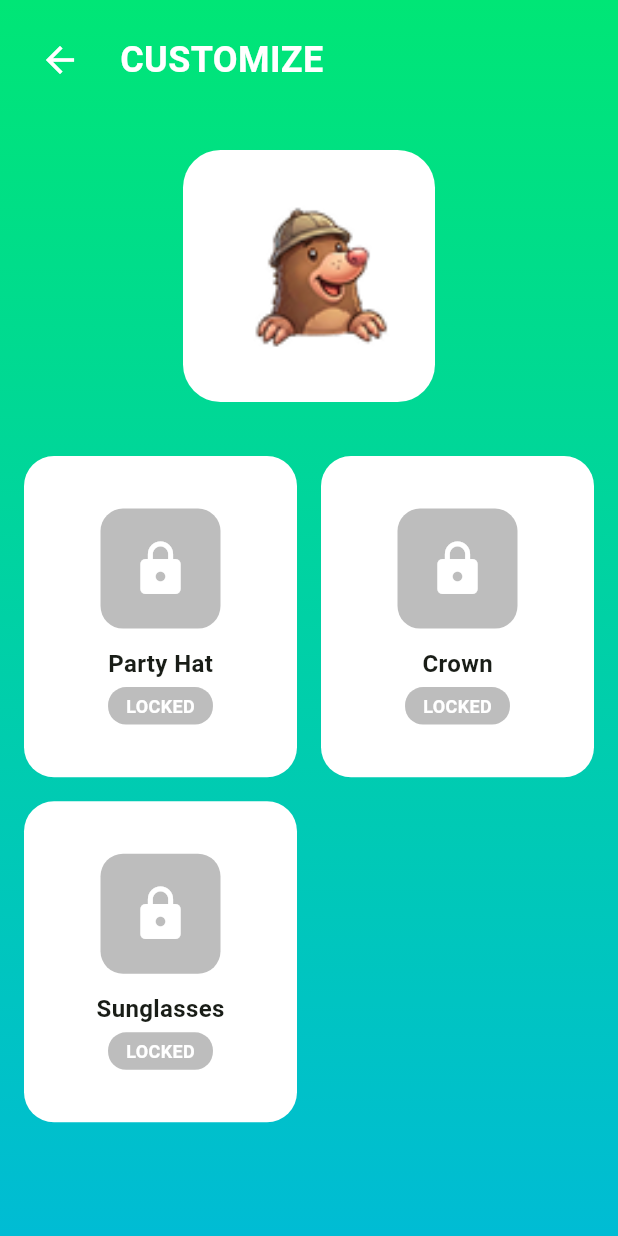
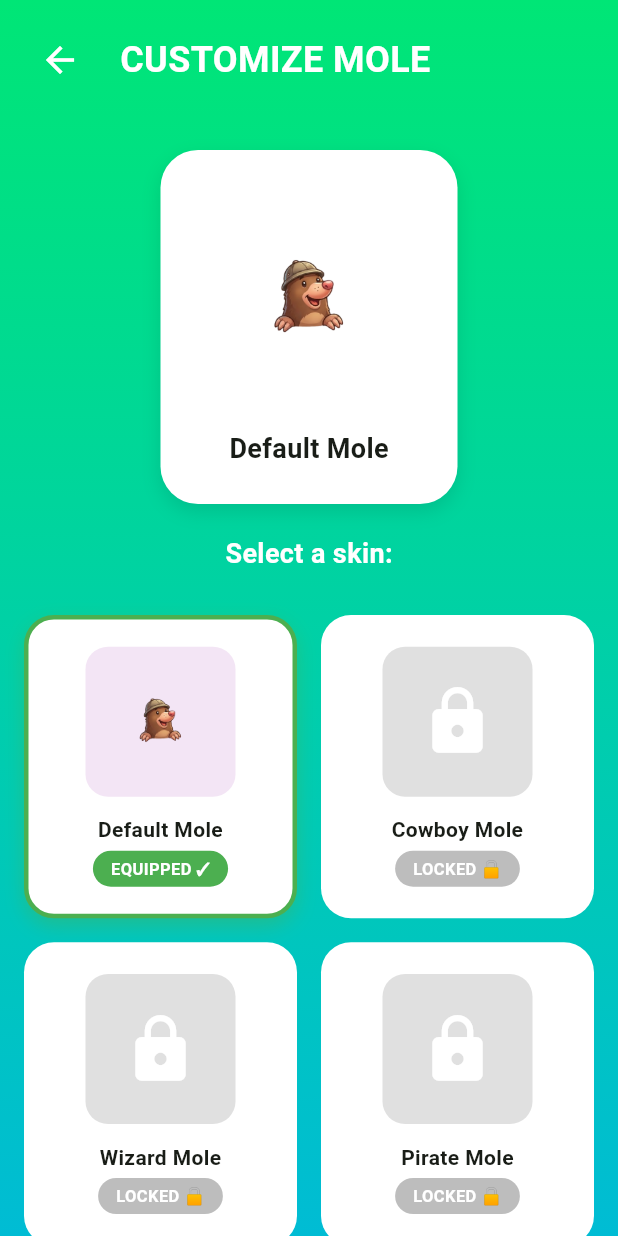
Before and after one commit to Joshh181/Whack-A-Mole-2, a Flutter app: the CustomizeScreen screen opened directly, on a phone screen of 412 x 824 dp. Run offline on Flutter 3.47's test engine with Material 3 defaults, Android fonts, the phone set to English and light mode, and no system bars; our stand-ins replace audioplayers, shared_preferences, supabase_flutter; accounts and stored records are empty.

Commit message:
add skins of mole

```diff
--- a/lib/models/shop_item.dart
+++ b/lib/models/shop_item.dart
@@ -7,6 +7,7 @@ class ShopItem {
   final String iconEmoji;
   final ShopItemType type;
   final String? description;
+  final String? imagePath; // NEW: Path to skin image
   bool isUnlocked;
 
   ShopItem({
@@ -16,6 +17,7 @@ class ShopItem {
     required this.iconEmoji,
     required this.type,
     this.description,
+    this.imagePath, // NEW: Optional image path for skins
     this.isUnlocked = false,
   });
 
@@ -27,6 +29,7 @@ class ShopItem {
       'iconEmoji': iconEmoji,
       'type': type.toString(),
       'description': description,
+      'imagePath': imagePath,
       'isUnlocked': isUnlocked,
     };
   }
@@ -41,6 +44,7 @@ class ShopItem {
           ? ShopItemType.customization
           : ShopItemType.powerUp,
       description: json['description'],
+      imagePath: json['imagePath'],
       isUnlocked: json['isUnlocked'] ?? false,
     );
   }
--- a/lib/providers/shop_provider.dart
+++ b/lib/providers/shop_provider.dart
@@ -9,8 +9,8 @@ class ShopProvider extends ChangeNotifier {
   List<ShopItem> _items = [];
   List<DailyReward> _dailyRewards = [];
   int _coins = 150;
-  String? _equippedItem;
-  int _currentStreak = 0; // 0 = none claimed yet, 1 = day1 claimed, etc.
+  String? _equippedSkin; // Changed from _equippedItem to _equippedSkin
+  int _currentStreak = 0;
   DateTime? _lastClaimDate;
 
   Map<String, int> _powerUpQuantities = {
@@ -25,7 +25,8 @@ class ShopProvider extends ChangeNotifier {
   List<DailyReward> get dailyRewards => _dailyRewards;
   int get coins => _coins;
   int get currentStreak => _currentStreak;
-  String? get equippedItem => _equippedItem;
+  String? get equippedItem => _equippedSkin; // For backward compatibility
+  String? get equippedSkin => _equippedSkin;
 
   ShopProvider() {
     _initializeShop();
@@ -34,27 +35,45 @@ class ShopProvider extends ChangeNotifier {
 
   void _initializeShop() {
     _items = [
+      // ═══ MOLE SKINS ═══
       ShopItem(
-        id: 'party_hat',
-        name: 'Party Hat',
-        price: 50,
-        iconEmoji: '🎩',
+        id: 'skin_cowboy',
+        name: 'Cowboy Mole',
+        price: 100,
+        iconEmoji: '🤠',
+        imagePath: 'assets/images/cowboy.png',
         type: ShopItemType.customization,
+        description: 'Yeehaw partner!',
       ),
       ShopItem(
-        id: 'crown',
-        name: 'Crown',
-        price: 100,
-        iconEmoji: '👑',
+        id: 'skin_wizard',
+        name: 'Wizard Mole',
+        price: 150,
+        iconEmoji: '🧙',
+        imagePath: 'assets/images/wizard.png',
         type: ShopItemType.customization,
+        description: 'Magical mole!',
       ),
       ShopItem(
-        id: 'sunglasses',
-        name: 'Sunglasses',
-        price: 75,
-        iconEmoji: '🕶️',
+        id: 'skin_pirate',
+        name: 'Pirate Mole',
+        price: 125,
+        iconEmoji: '🏴‍☠️',
+        imagePath: 'assets/images/pirate.png',
         type: ShopItemType.customization,
+        description: 'Ahoy matey!',
       ),
+      ShopItem(
+        id: 'skin_ninja',
+        name: 'Ninja Mole',
+        price: 175,
+        iconEmoji: '🥷',
+        imagePath: 'assets/images/ninja.png',
+        type: ShopItemType.customization,
+        description: 'Silent and deadly!',
+      ),
+
+      // ═══ POWER-UPS ═══
       ShopItem(
         id: 'extra_time',
         name: 'Extra Time',
@@ -107,7 +126,7 @@ class ShopProvider extends ChangeNotifier {
       }
     }
 
-    _equippedItem = await _storage.getEquippedItem();
+    _equippedSkin = await _storage.getEquippedItem();
     _powerUpQuantities = await _storage.getPowerUpQuantities();
 
     notifyListeners();
@@ -121,12 +140,10 @@ class ShopProvider extends ChangeNotifier {
       try {
         _lastClaimDate = DateTime.parse(lastClaimString);
 
-        // Check if streak should be reset (more than 48 hours since last claim)
         final now = DateTime.now();
         final difference = now.difference(_lastClaimDate!);
 
         if (difference.inHours > 48) {
-          // Streak broken - reset everything back to day 1
           _currentStreak = 0;
           _lastClaimDate = null;
           await _storage.saveDailyStreak(0);
@@ -143,7 +160,6 @@ class ShopProvider extends ChangeNotifier {
       }
     }
 
-    // Load claimed status for each day
     for (var reward in _dailyRewards) {
       reward.isClaimed = await _storage.getDailyRewardClaimed(reward.day);
     }
@@ -160,8 +176,8 @@ class ShopProvider extends ChangeNotifier {
         .toList();
     await _storage.saveUnlockedItems(unlockedIds);
 
-    if (_equippedItem != null) {
-      await _storage.saveEquippedItem(_equippedItem!);
+    if (_equippedSkin != null) {
+      await _storage.saveEquippedItem(_equippedSkin!);
     }
 
     await _storage.savePowerUpQuantities(_powerUpQuantities);
@@ -187,7 +203,13 @@ class ShopProvider extends ChangeNotifier {
   }
 
   void equipItem(String itemId) {
-    _equippedItem = itemId;
+    _equippedSkin = itemId;
+    _saveShopData();
+    notifyListeners();
+  }
+
+  void equipSkin(String skinId) {
+    _equippedSkin = skinId;
     _saveShopData();
     notifyListeners();
   }
@@ -200,6 +222,13 @@ class ShopProvider extends ChangeNotifier {
 
   List<ShopItem> getCustomizationItems() {
     return _items.where((item) => item.type == ShopItemType.customization).toList();
+  }
+
+  List<ShopItem> getSkinItems() {
+    return _items.where((item) =>
+      item.type == ShopItemType.customization &&
+      item.id.startsWith('skin_')
+    ).toList();
   }
 
   List<ShopItem> getPowerUpItems() {
@@ -221,52 +250,52 @@ class ShopProvider extends ChangeNotifier {
     return false;
   }
 
+  // Get the image path for currently equipped skin, or default mole
+  String getMoleImagePath() {
+    if (_equippedSkin == null || _equippedSkin!.isEmpty) {
+      return 'assets/images/33121063782.png'; // Default mole
+    }
+
+    final skin = _items.firstWhere(
+      (item) => item.id == _equippedSkin,
+      orElse: () => _items.first,
+    );
+
+    return skin.imagePath ?? 'assets/images/33121063782.png';
+  }
+
   // ─── Daily Rewards ───────────────────────────────────────────────────────────
 
-  /// Returns true if 24 hours have passed since last claim (or never claimed)
   bool canClaimDailyReward() {
     if (_lastClaimDate == null) return true;
     final diff = DateTime.now().difference(_lastClaimDate!);
     return diff.inHours >= 24;
   }
 
-  /// The next day the player should claim (1-based).
-  /// After day 7 it wraps back to 1.
   int get nextDayToClaim {
-    // _currentStreak is how many days have been claimed so far.
-    // So the NEXT day is _currentStreak + 1, wrapped to 1-7.
     int next = (_currentStreak % 7) + 1;
     return next;
   }
 
-  /// Claim today's reward. `day` must equal nextDayToClaim.
   Future<bool> claimDailyReward(int day) async {
-    // Guard: must be the correct next day and 24h must have passed
     if (!canClaimDailyReward()) return false;
     if (day != nextDayToClaim) return false;
 
-    final reward = _dailyRewards[day - 1]; // list is 0-indexed
+    final reward = _dailyRewards[day - 1];
     if (reward.isClaimed) return false;
 
-    // Give coins
     addCoins(reward.coins);
 
-    // Mark this day as claimed in memory + storage
     reward.isClaimed = true;
     await _storage.saveDailyRewardClaimed(day, true);
 
-    // Advance streak counter
     _currentStreak++;
     await _storage.saveDailyStreak(_currentStreak);
 
-    // Record when we claimed
     _lastClaimDate = DateTime.now();
     await _storage.saveLastClaimDate(_lastClaimDate!.toIso8601String());
 
-    // After day 7 completed, reset so the whole cycle can start again
     if (_currentStreak % 7 == 0) {
-      // Keep _currentStreak as-is (it's a multiple of 7 now) so nextDayToClaim
-      // wraps back to day 1, but clear all isClaimed flags for the new cycle.
       for (var r in _dailyRewards) {
         r.isClaimed = false;
         await _storage.saveDailyRewardClaimed(r.day, false);
--- a/lib/screens/customize_screen.dart
+++ b/lib/screens/customize_screen.dart
@@ -30,7 +30,7 @@ class CustomizeScreen extends StatelessWidget {
                     ),
                     const SizedBox(width: 16),
                     const Text(
-                      'CUSTOMIZE',
+                      'CUSTOMIZE MOLE',
                       style: TextStyle(
                         fontSize: 24,
                         fontWeight: FontWeight.bold,
@@ -40,126 +40,110 @@ class CustomizeScreen extends StatelessWidget {
                   ],
                 ),
               ),
-              // Character preview
+
+              // Mole preview with equipped skin
               Consumer<ShopProvider>(
                 builder: (context, shopProvider, child) {
+                  final equippedSkin = shopProvider.equippedSkin;
+                  final moleImagePath = shopProvider.getMoleImagePath();
+
                   return Container(
                     margin: const EdgeInsets.all(20),
                     padding: const EdgeInsets.all(24),
                     decoration: BoxDecoration(
                       color: Colors.white,
                       borderRadius: BorderRadius.circular(25),
+                      boxShadow: [
+                        BoxShadow(
+                          color: Colors.black.withOpacity(0.1),
+                          blurRadius: 10,
+                          offset: const Offset(0, 5),
+                        ),
+                      ],
                     ),
-                    child: Stack(
-                      alignment: Alignment.center,
+                    child: Column(
                       children: [
-                        // Mole image
+                        // Mole with current skin
                         Image.asset(
-                          'assets/images/MOLE.png',
-                          width: 120,
-                          height: 120,
+                          moleImagePath,
+                          width: 150,
+                          height: 150,
                           fit: BoxFit.contain,
                         ),
-                        // Equipped item overlay
-                        if (shopProvider.equippedItem != null)
-                          Positioned(
-                            top: 0,
-                            child: Text(
-                              _getItemEmoji(shopProvider.equippedItem!),
-                              style: const TextStyle(fontSize: 50),
-                            ),
+                        const SizedBox(height: 12),
+                        Text(
+                          equippedSkin == null || equippedSkin.isEmpty
+                              ? 'Default Mole'
+                              : _getSkinName(equippedSkin),
+                          style: const TextStyle(
+                            fontSize: 18,
+                            fontWeight: FontWeight.bold,
                           ),
+                        ),
                       ],
                     ),
                   );
                 },
               ),
-              // Items grid
+
+              const Padding(
+                padding: EdgeInsets.symmetric(horizontal: 16),
+                child: Text(
+                  'Select a skin:',
+                  style: TextStyle(
+                    fontSize: 18,
+                    fontWeight: FontWeight.bold,
+                    color: Colors.white,
+                  ),
+                ),
+              ),
+              const SizedBox(height: 12),
+
+              // Skins grid
               Expanded(
                 child: Consumer<ShopProvider>(
                   builder: (context, shopProvider, child) {
-                    final items = shopProvider.getCustomizationItems();
+                    final skins = shopProvider.getSkinItems();
+
                     return GridView.builder(
                       padding: const EdgeInsets.all(16),
                       gridDelegate: const SliverGridDelegateWithFixedCrossAxisCount(
                         crossAxisCount: 2,
                         crossAxisSpacing: 16,
                         mainAxisSpacing: 16,
-                        childAspectRatio: 0.85,
+                        childAspectRatio: 0.9,
                       ),
-                      itemCount: items.length,
+                      itemCount: skins.length + 1, // +1 for default mole
                       itemBuilder: (context, index) {
-                        final item = items[index];
-                        final isEquipped = shopProvider.equippedItem == item.id;
-                        return GestureDetector(
-                          onTap: item.isUnlocked
-                              ? () {
-                                  if (isEquipped) {
-                                    shopProvider.equipItem('');
-                                  } else {
-                                    shopProvider.equipItem(item.id);
-                                  }
-                                }
+                        // First item is default mole
+                        if (index == 0) {
+                          final isEquipped = shopProvider.equippedSkin == null ||
+                                            shopProvider.equippedSkin!.isEmpty;
+                          return _buildSkinCard(
+                            context: context,
+                            skinId: '',
+                            skinName: 'Default Mole',
+                            imagePath: 'assets/images/33121063782.png',
+                            isUnlocked: true,
+                            isEquipped: isEquipped,
+                            onTap: () => shopProvider.equipSkin(''),
+                          );
+                        }
+
+                        // Rest are custom skins
+                        final skin = skins[index - 1];
+                        final isEquipped = shopProvider.equippedSkin == skin.id;
+
+                        return _buildSkinCard(
+                          context: context,
+                          skinId: skin.id,
+                          skinName: skin.name,
+                          imagePath: skin.imagePath!,
+                          isUnlocked: skin.isUnlocked,
+                          isEquipped: isEquipped,
+                          onTap: skin.isUnlocked
+                              ? () => shopProvider.equipSkin(skin.id)
                               : null,
-                          child: Container(
-                            decoration: BoxDecoration(
-                              color: Colors.white,
-                              borderRadius: BorderRadius.circular(20),
-                              border: Border.all(
-                                color: isEquipped ? Colors.green : Colors.transparent,
-                                width: 3,
-                              ),
-                            ),
-                            child: Column(
-                              mainAxisAlignment: MainAxisAlignment.center,
-                              children: [
-                                Container(
-                                  width: 80,
-                                  height: 80,
-                                  decoration: BoxDecoration(
-                                    color: item.isUnlocked
-                                        ? Colors.purple.shade100
-                                        : Colors.grey.shade400,
-                                    borderRadius: BorderRadius.circular(15),
-                                  ),
-                                  child: Center(
-                                    child: item.isUnlocked
-                                        ? Text(item.iconEmoji, style: const TextStyle(fontSize: 50))
-                                        : const Icon(Icons.lock, size: 40, color: Colors.white),
-                                  ),
-                                ),
-                                const SizedBox(height: 12),
-                                Text(
-                                  item.name,
-                                  style: const TextStyle(
-                                    fontSize: 16,
-                                    fontWeight: FontWeight.bold,
-                                  ),
-                                ),
-                                const SizedBox(height: 4),
-                                Container(
-                                  padding: const EdgeInsets.symmetric(
-                                    horizontal: 12,
-                                    vertical: 4,
-                                  ),
-                                  decoration: BoxDecoration(
-                                    color: item.isUnlocked
-                                        ? Colors.grey.shade300
-                                        : Colors.grey.shade400,
-                                    borderRadius: BorderRadius.circular(12),
-                                  ),
-                                  child: Text(
-                                    item.isUnlocked ? (isEquipped ? 'EQUIPPED' : 'OWNED') : 'LOCKED',
-                                    style: TextStyle(
-                                      fontSize: 12,
-                                      fontWeight: FontWeight.bold,
-                                      color: item.isUnlocked ? Colors.black : Colors.white,
-                                    ),
-                                  ),
-                                ),
-                              ],
-                            ),
-                          ),
                         );
                       },
                     );
@@ -173,15 +157,114 @@ class CustomizeScreen extends StatelessWidget {
     );
   }
 
-  String _getItemEmoji(String itemId) {
-    const itemEmojis = {
-      'party_hat': '🎩',
-      'crown': '👑',
-      'sunglasses': '🕶️',
-      'eye_patch': '🏴‍☠️',
-      'red_scarf': '🧣',
-      'bow_tie': '🎀',
+  Widget _buildSkinCard({
+    required BuildContext context,
+    required String skinId,
+    required String skinName,
+    required String imagePath,
+    required bool isUnlocked,
+    required bool isEquipped,
+    VoidCallback? onTap,
+  }) {
+    return GestureDetector(
+      onTap: onTap,
+      child: Container(
+        decoration: BoxDecoration(
+          color: Colors.white,
+          borderRadius: BorderRadius.circular(20),
+          border: Border.all(
+            color: isEquipped ? Colors.green : Colors.transparent,
+            width: 3,
+          ),
+          boxShadow: isEquipped
+              ? [
+                  BoxShadow(
+                    color: Colors.green.withOpacity(0.4),
+                    blurRadius: 10,
+                    offset: const Offset(0, 5),
+                  ),
+                ]
+              : [],
+        ),
+        child: Column(
+          mainAxisAlignment: MainAxisAlignment.center,
+          children: [
+            // Skin image
+            Container(
+              width: 100,
+              height: 100,
+              decoration: BoxDecoration(
+                color: isUnlocked
+                    ? Colors.purple.shade50
+                    : Colors.grey.shade300,
+                borderRadius: BorderRadius.circular(15),
+              ),
+              child: Center(
+                child: isUnlocked
+                    ? ClipRRect(
+                        borderRadius: BorderRadius.circular(10),
+                        child: Image.asset(
+                          imagePath,
+                          width: 90,
+                          height: 90,
+                          fit: BoxFit.contain,
+                        ),
+                      )
+                    : const Icon(Icons.lock, size: 50, color: Colors.white),
+              ),
+            ),
+            const SizedBox(height: 12),
+
+            // Skin name
+            Padding(
+              padding: const EdgeInsets.symmetric(horizontal: 8),
+              child: Text(
+                skinName,
+                style: const TextStyle(
+                  fontSize: 14,
+                  fontWeight: FontWeight.bold,
+                ),
+                textAlign: TextAlign.center,
+                maxLines: 2,
+              ),
+            ),
+            const SizedBox(height: 4),
+
+            // Status badge
+            Container(
+              padding: const EdgeInsets.symmetric(horizontal: 12, vertical: 4),
+              decoration: BoxDecoration(
+                color: isUnlocked
+                    ? (isEquipped ? Colors.green : Colors.grey.shade300)
+                    : Colors.grey.shade400,
+                borderRadius: BorderRadius.circular(12),
+              ),
+              child: Text(
+                isUnlocked
+                    ? (isEquipped ? 'EQUIPPED ✓' : 'OWNED')
+                    : 'LOCKED 🔒',
+                style: TextStyle(
+                  fontSize: 11,
+                  fontWeight: FontWeight.bold,
+                  color: isUnlocked
+                      ? (isEquipped ? Colors.white : Colors.black)
+                      : Colors.white,
+                ),
+              ),
+            ),
+          ],
+        ),
+      ),
+    );
+  }
+
+  String _getSkinName(String skinId) {
+    const skinNames = {
+      'skin_cowboy': 'Cowboy Mole',
+      'skin_wizard': 'Wizard Mole',
+      'skin_pirate': 'Pirate Mole',
+      'skin_ninja': 'Ninja Mole',
     };
-    return itemEmojis[itemId] ?? '';
+    return skinNames[skinId] ?? 'Custom Mole';
   }
 }
```
Also changed, not shown: lib/screens/game_screen.dart (+43 -11 lines), lib/screens/shop_screen.dart (+14 -1 lines), assets/images/cowboy.png (added), assets/images/ninja.png (added), assets/images/pirate.png (added), assets/images/wizard.png (added).
